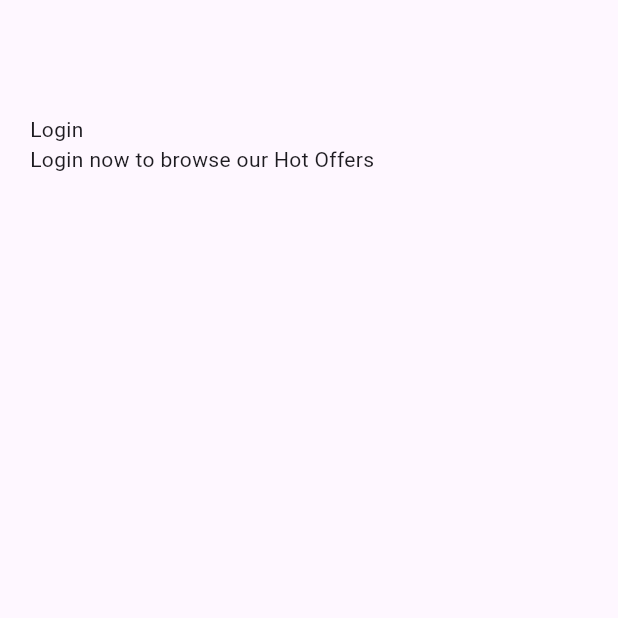
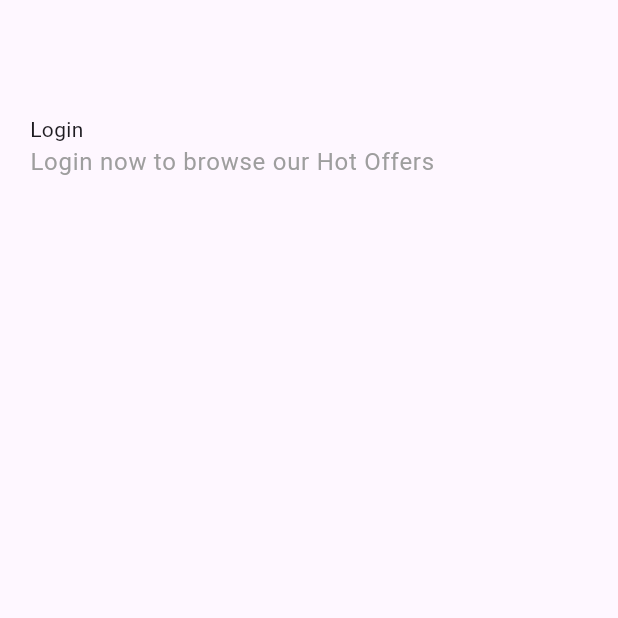
Before and after one commit to Nyuol96/eshtry, a Flutter app: the screen it shows after launch, after a tap on the "arrow forward ios" icon, after a tap on "SKIP", on a phone screen of 412 x 824 dp, the top half of it. Run offline on Flutter 3.47's test engine with Material 3 defaults, Android fonts, the phone set to English and light mode, and no system bars; our stand-ins replace animated_splash_screen, smooth_page_indicator.

Commit message:
created Color componenents

```diff
--- a/lib/Widgets/loginScreen.dart
+++ b/lib/Widgets/loginScreen.dart
@@ -11,7 +11,16 @@ class LoginScreen extends StatelessWidget {
         padding: const EdgeInsets.all(20.0),
         child: Column(crossAxisAlignment: CrossAxisAlignment.start, children: [
           Text('Login'),
-          Text('Login now to browse our Hot Offers')
+          Text(
+            'Login now to browse our Hot Offers',
+            style: Theme.of(context)
+                .textTheme
+                .bodyLarge
+                ?.copyWith(color: Colors.grey),
+          ),
+          SizedBox(
+            height: 30,
+          ),
         ]),
       ),
     );
```
